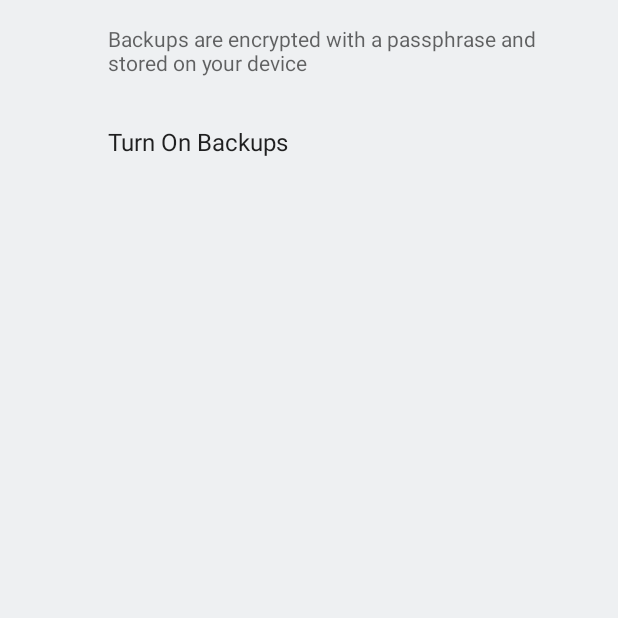
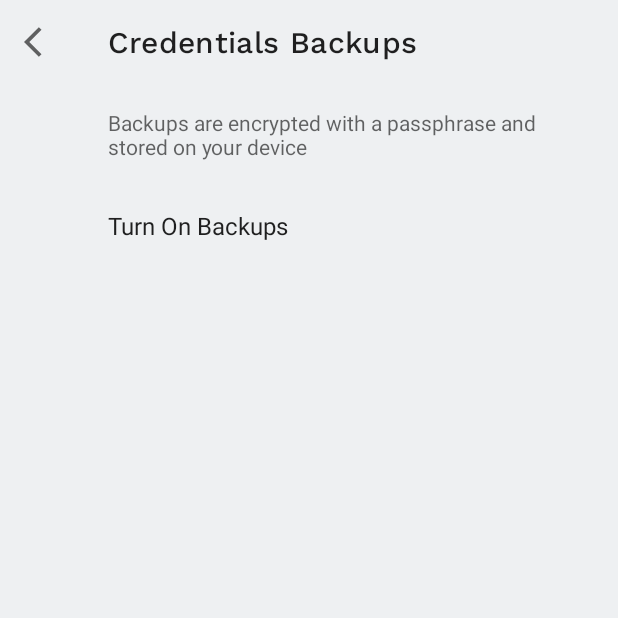
Before and after one commit to yogeshpaliyal/KeyPass, an Android app: the BackupActivity screen opened directly, with no data from a screen before it, on a phone screen of 412 x 824 dp, the top half of it. Run offline under Robolectric (Android 15) with nearby library versions, the phone set to English and light mode, and no system bars; our stand-ins replace androidx.preference, data binding; 6 statements that could not run were skipped.

Commit message:
updated backup flow

```diff
--- a/app/build.gradle
+++ b/app/build.gradle
@@ -11,7 +11,7 @@ plugins {
 def appPackageId = 'com.yogeshpaliyal.keypass'
 def versionMajor = 1
 def versionMinor = 3
-def versionPatch = 1
+def versionPatch = 2
 def appVersion = "${versionMajor}.${versionMinor}.${versionPatch}"
 def appVersionCode = versionMajor * 1000 + versionMinor * 100 + versionPatch
 
--- a/app/src/main/java/com/yogeshpaliyal/keypass/ui/backup/BackupActivity.kt
+++ b/app/src/main/java/com/yogeshpaliyal/keypass/ui/backup/BackupActivity.kt
@@ -17,10 +17,12 @@ import androidx.preference.PreferenceFragmentCompat
 import com.google.android.material.dialog.MaterialAlertDialogBuilder
 import com.yogeshpaliyal.keypass.AppDatabase
 import com.yogeshpaliyal.keypass.R
+import com.yogeshpaliyal.keypass.databinding.BackupActivityBinding
 import com.yogeshpaliyal.keypass.databinding.LayoutBackupKeypharseBinding
 import com.yogeshpaliyal.keypass.db_helper.createBackup
 import com.yogeshpaliyal.keypass.utils.*
 import kotlinx.coroutines.launch
+import java.net.URLDecoder
 
 class BackupActivity : AppCompatActivity() {
 
@@ -32,9 +34,17 @@ class BackupActivity : AppCompatActivity() {
         }
     }
 
+    private lateinit var binding: BackupActivityBinding
+
     override fun onCreate(savedInstanceState: Bundle?) {
         super.onCreate(savedInstanceState)
-        setContentView(R.layout.backup_activity)
+        binding = BackupActivityBinding.inflate(layoutInflater)
+        setContentView(binding.root)
+        setSupportActionBar(binding.toolbar)
+        binding.toolbar.setNavigationOnClickListener {
+            onBackPressed()
+        }
+
         if (savedInstanceState == null) {
             supportFragmentManager
                 .beginTransaction()
@@ -50,8 +60,6 @@ class BackupActivity : AppCompatActivity() {
 
         override fun onCreatePreferences(savedInstanceState: Bundle?, rootKey: String?) {
             setPreferencesFromResource(R.xml.backup_preferences, rootKey)
-            val selectedDirectory = Uri.parse(getBackupDirectory())
-
             updateItems()
         }
 
@@ -87,9 +95,12 @@ class BackupActivity : AppCompatActivity() {
             findPreference<Preference>("start_backup")?.isVisible = isBackupEnabled.not()
 
             findPreference<Preference>("create_backup")?.isVisible = isBackupEnabled
-            findPreference<Preference>("create_backup")?.setSummary("Last backup : ${getBackupTime().formatCalendar("dd MMM yyyy hh:mm aa")}")
+            findPreference<Preference>("create_backup")?.summary = "Last backup : ${getBackupTime().formatCalendar("dd MMM yyyy hh:mm aa")}"
             findPreference<Preference>("backup_folder")?.isVisible = isBackupEnabled
-            findPreference<Preference>("settings_verify_key_phrase")?.isVisible = isBackupEnabled
+            val directory = URLDecoder.decode(getBackupDirectory(),"utf-8").split("/")
+            val folderName = directory.get(directory.lastIndex)
+            findPreference<Preference>("backup_folder")?.summary = folderName
+            findPreference<Preference>("settings_verify_key_phrase")?.isVisible = false
             findPreference<Preference>("stop_backup")?.isVisible = isBackupEnabled
         }
 
--- a/app/src/main/java/com/yogeshpaliyal/keypass/ui/settings/MySettingsFragment.kt
+++ b/app/src/main/java/com/yogeshpaliyal/keypass/ui/settings/MySettingsFragment.kt
@@ -47,7 +47,7 @@ class MySettingsFragment : PreferenceFragmentCompat() {
                 return true
             }
 
-            "restore" -> {
+            getString(R.string.settings_restore_backup) -> {
                 selectRestoreFile()
                 return true
             }
--- a/app/src/main/java/com/yogeshpaliyal/keypass/utils/SharedPreferenceUtils.kt
+++ b/app/src/main/java/com/yogeshpaliyal/keypass/utils/SharedPreferenceUtils.kt
@@ -68,7 +68,7 @@ fun getOrCreateBackupKey(reset: Boolean = false): Pair<Boolean, String> {
 fun clearBackupKey() {
     val sp = getSharedPreferences()
     sp.edit {
-        putString(BACKUP_KEY, "")
+        remove(BACKUP_KEY)
     }
 
 }
--- a/app/src/main/res/drawable/ic_baseline_arrow_back_ios_24.xml
+++ b/app/src/main/res/drawable/ic_baseline_arrow_back_ios_24.xml
@@ -3,7 +3,7 @@
     android:height="24dp"
     android:viewportWidth="24"
     android:viewportHeight="24"
-    android:tint="?attr/colorOnPrimary"
+    android:tint="?attr/colorControlNormal"
     android:autoMirrored="true">
   <path
       android:fillColor="@android:color/white"
--- a/app/src/main/res/layout/backup_activity.xml
+++ b/app/src/main/res/layout/backup_activity.xml
@@ -1,9 +1,25 @@
-<LinearLayout xmlns:android="http://schemas.android.com/apk/res/android"
-    android:layout_width="match_parent"
-    android:layout_height="match_parent">
+<layout>
 
-    <FrameLayout
-        android:id="@+id/settings"
+    <androidx.constraintlayout.widget.ConstraintLayout xmlns:android="http://schemas.android.com/apk/res/android"
+        xmlns:app="http://schemas.android.com/apk/res-auto"
         android:layout_width="match_parent"
-        android:layout_height="match_parent" />
-</LinearLayout>
+        android:layout_height="match_parent">
+
+        <com.google.android.material.appbar.MaterialToolbar
+            android:id="@+id/toolbar"
+            android:layout_width="match_parent"
+            android:layout_height="wrap_content"
+            app:layout_constraintEnd_toEndOf="parent"
+            app:layout_constraintStart_toStartOf="parent"
+            app:layout_constraintTop_toTopOf="parent"
+            app:navigationIcon="@drawable/ic_baseline_arrow_back_ios_24"
+            app:title="@string/credentials_backups" />
+
+        <FrameLayout
+            android:id="@+id/settings"
+            android:layout_width="match_parent"
+            android:layout_height="0dp"
+            app:layout_constraintBottom_toBottomOf="parent"
+            app:layout_constraintTop_toBottomOf="@id/toolbar" />
+    </androidx.constraintlayout.widget.ConstraintLayout>
+</layout>
```
Also changed, not shown: app/src/main/res/values/strings.xml (+8 -0 lines), app/src/main/res/xml/preferences.xml (+8 -8 lines).
